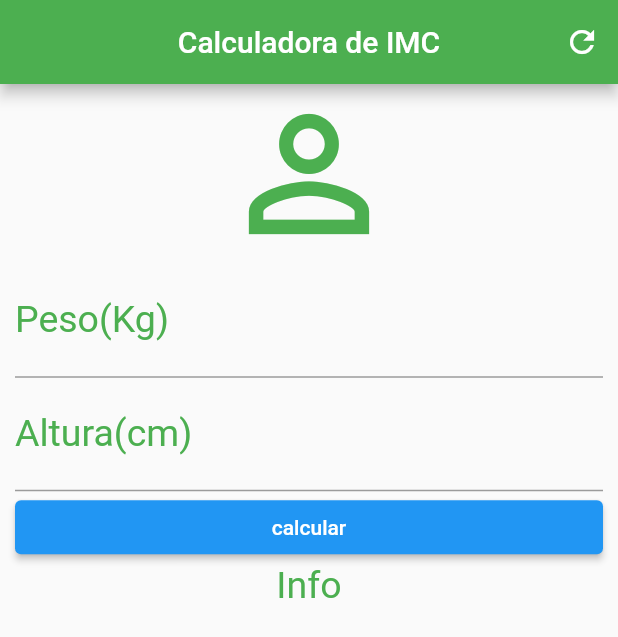
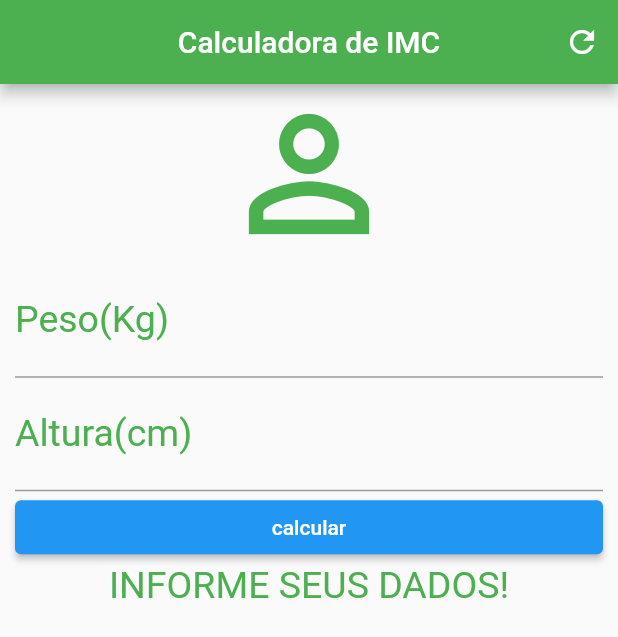
Before and after one commit to Murilou170/calculadora_imc, a Flutter app: the screen it shows after launch, after a tap on "calcular", on a phone screen of 412 x 824 dp. Shown: the top 637 px of the screen. Run offline on Flutter 3.47's test engine with Material 2 defaults, Android fonts, the phone set to English and light mode, and no system bars.

Commit message:
aula 119

```diff
--- a/lib/Home.dart
+++ b/lib/Home.dart
@@ -8,7 +8,33 @@ class Home extends StatefulWidget {
 }
 
 class _HomeState extends State<Home> {
-  String text = 'text';
+  TextEditingController weightController = TextEditingController();
+  TextEditingController heightController = TextEditingController();
+  String _infoText = "INFORME SEUS DADOS!";
+
+  void _resetField(){
+    weightController.text = "";
+    heightController.text = "";
+    _infoText = "INFORME SEUS DADO";
+  }
+
+  void calculate(){
+    setState(() {
+
+      double weight = double.parse(weightController.text);
+      double height = double.parse(heightController.text) / 100;
+
+      double imc = weight / (height*height);
+
+      if(imc < 18.6){
+        _infoText = "Abaixo do peso(${imc.toStringAsPrecision(3)})";
+      }else if (imc > 18.6 && imc < 24.9){
+        _infoText = "Peso ideal(${imc.toStringAsPrecision(3)})";
+      }else{
+        _infoText = "Acima do peso(${imc.toStringAsPrecision(3)}";
+      }
+    });
+  }
 
   @override
   Widget build(BuildContext context) {
@@ -20,7 +46,9 @@ class _HomeState extends State<Home> {
           actions: [
             IconButton(
               icon: const Icon(Icons.refresh),
-            onPressed: () {},
+              onPressed: () {
+                _resetField();
+              },
             )
           ],
         ),
@@ -37,6 +65,7 @@ class _HomeState extends State<Home> {
                     labelStyle: TextStyle(color: Colors.green)),
                 textAlign: TextAlign.center,
                 style: TextStyle(color: Colors.green, fontSize: 25.0),
+                controller: weightController,
               ),
               TextField(
                 keyboardType: TextInputType.number,
@@ -45,19 +74,20 @@ class _HomeState extends State<Home> {
                     labelStyle: TextStyle(color: Colors.green)),
                 textAlign: TextAlign.center,
                 style: TextStyle(color: Colors.green, fontSize: 25.0),
+                controller: heightController,
               ),
               Container(
                   child: ElevatedButton(
-                    onPressed: () {},
-                    child: Text("calcular")
+                      onPressed: () {
+                        calculate();
+                      }, child: Text("calcular"))),
+              Text(
+                _infoText,
+                textAlign: TextAlign.center,
+                style: TextStyle(color: Colors.green, fontSize: 25.0),
               )
-            ),
-            Text("Info",
-              textAlign: TextAlign.center,
-              style: TextStyle(color: Colors.green, fontSize: 25.0),)
             ],
           ),
-      )
-    );
+        ));
   }
 }
```
Lines whose indentation alone changed are shown as unchanged.
